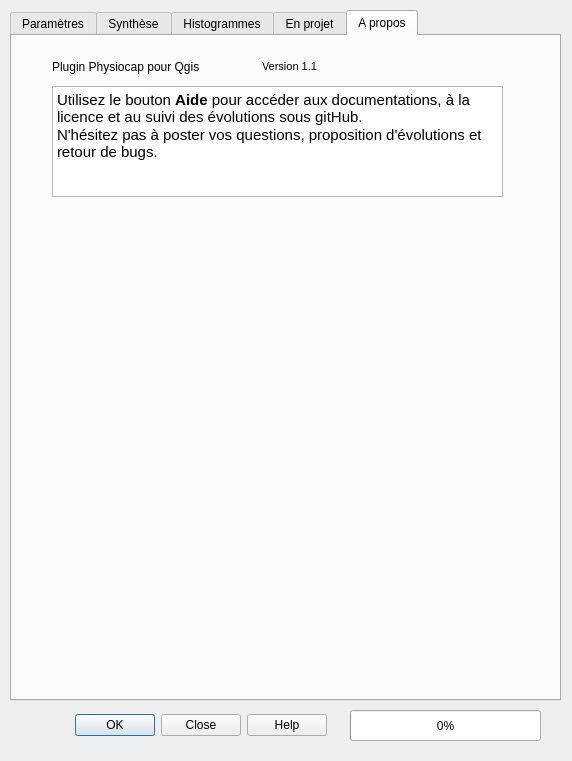
The window that Physiocap_dialog_base.ui (jhemmi/QgisPhysiocapPlugin) describes before a commit, drawn with Qt 5.
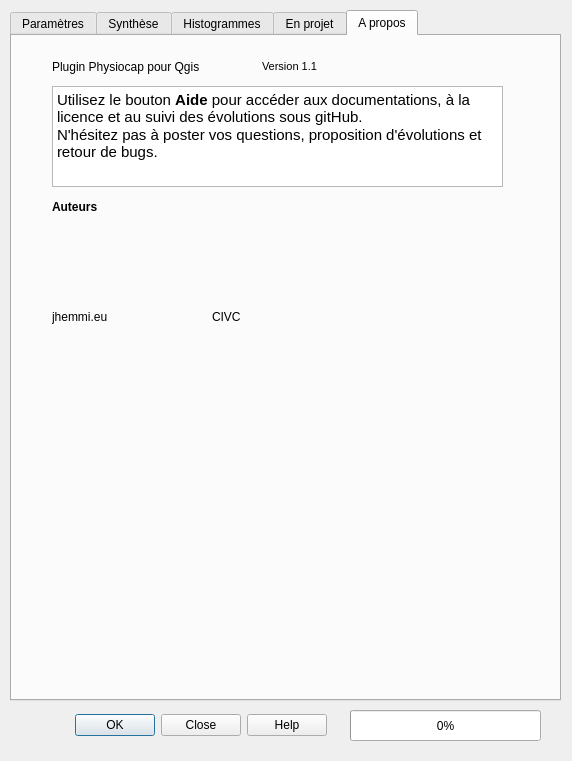
The same window after the commit. The open tabs and pages were chosen to show the change.

Diff of the .ui file:
```diff
--- a/Physiocap_dialog_base.ui
+++ b/Physiocap_dialog_base.ui
@@ -1125,7 +1125,7 @@
        <x>40</x>
        <y>50</y>
        <width>451</width>
-       <height>111</height>
+       <height>101</height>
       </rect>
      </property>
      <property name="html">
@@ -1137,6 +1137,51 @@
 &lt;p style=&quot; margin-top:0px; margin-bottom:0px; margin-left:0px; margin-right:0px; -qt-block-indent:0; text-indent:0px;&quot;&gt;N'hésitez pas à poster vos questions, proposition d'évolutions et retour de bugs.&lt;/p&gt;&lt;/body&gt;&lt;/html&gt;</string>
      </property>
     </widget>
+    <widget class="QLabel" name="label_jhemmi">
+     <property name="geometry">
+      <rect>
+       <x>40</x>
+       <y>190</y>
+       <width>131</width>
+       <height>181</height>
+      </rect>
+     </property>
+     <property name="text">
+      <string>jhemmi.eu</string>
+     </property>
+    </widget>
+    <widget class="QLabel" name="label_CIVC">
+     <property name="geometry">
+      <rect>
+       <x>200</x>
+       <y>190</y>
+       <width>131</width>
+       <height>181</height>
+      </rect>
+     </property>
+     <property name="text">
+      <string>CIVC</string>
+     </property>
+    </widget>
+    <widget class="QLabel" name="label_103">
+     <property name="geometry">
+      <rect>
+       <x>40</x>
+       <y>160</y>
+       <width>201</width>
+       <height>21</height>
+      </rect>
+     </property>
+     <property name="font">
+      <font>
+       <weight>75</weight>
+       <bold>true</bold>
+      </font>
+     </property>
+     <property name="text">
+      <string>Auteurs</string>
+     </property>
+    </widget>
    </widget>
   </widget>
   <widget class="QProgressBar" name="progressBar">
```
Left out of the diff: 58 changed lines with no effect on the pictures.
